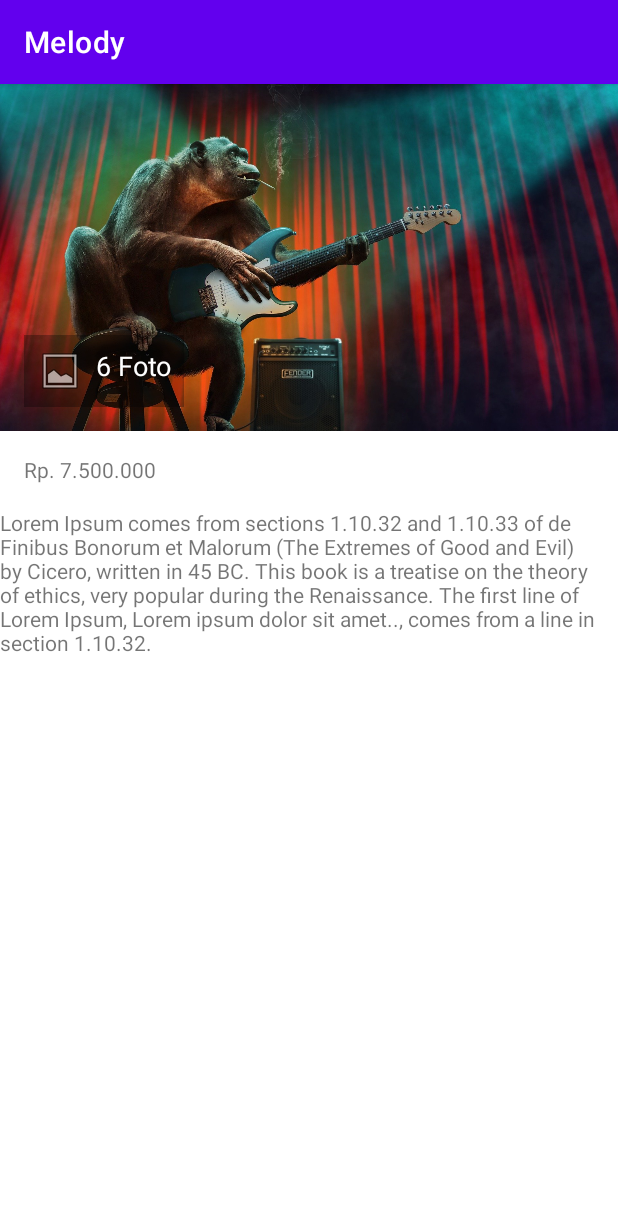
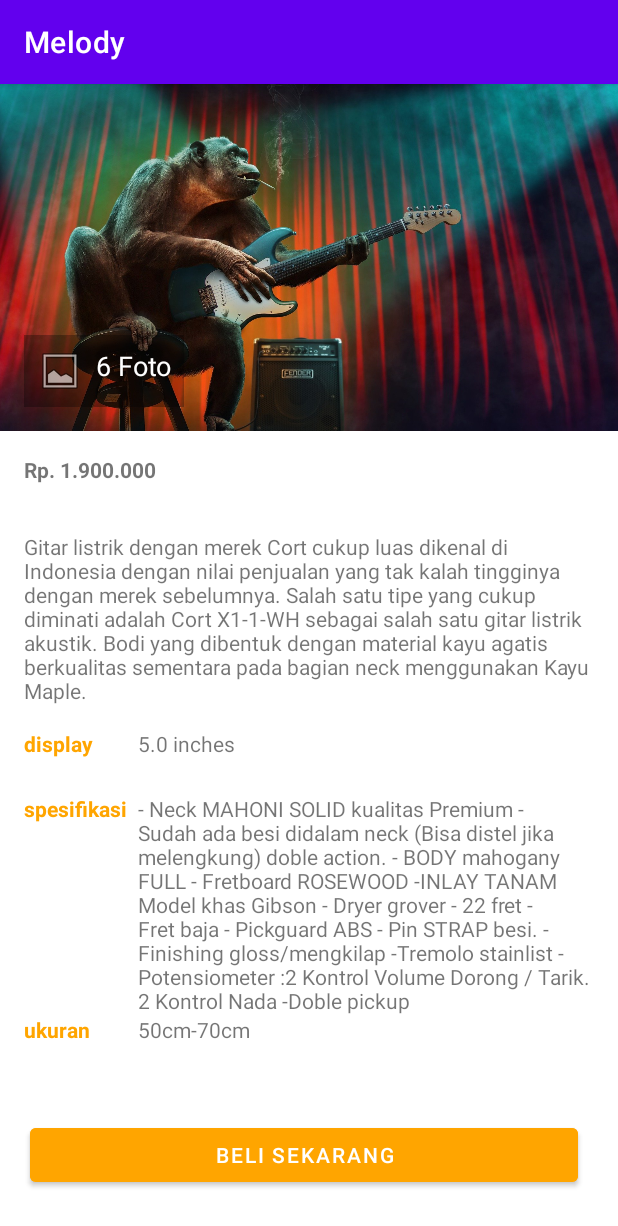
Before and after one commit to rskigus10/MP_project3, an Android app: the screen it shows after launch (MainActivity), on a phone screen of 412 x 824 dp. Shown: the top 1226 px of the screen. Run offline under Robolectric (Android 15) with nearby library versions, the light colour scheme and no system bars.

Commit message:
Android basic layout

```diff
--- a/app/src/main/res/layout/coba_aja.xml
+++ b/app/src/main/res/layout/coba_aja.xml
@@ -1,21 +1,24 @@
 <?xml version="1.0" encoding="utf-8"?>
 <ScrollView xmlns:android="http://schemas.android.com/apk/res/android"
     android:layout_width="match_parent"
-    android:layout_height="match_parent"
-    >
+    android:layout_height="match_parent">
+
     <LinearLayout
         android:layout_width="match_parent"
         android:layout_height="match_parent"
         android:orientation="vertical">
+
         <FrameLayout
             android:layout_width="wrap_content"
             android:layout_height="wrap_content">
+
             <ImageView
                 android:layout_width="match_parent"
                 android:layout_height="wrap_content"
                 android:src="@drawable/musik_p"
                 android:scaleType="fitXY"
-                android:adjustViewBounds="true"/>
+                android:adjustViewBounds="true" />
+
             <TextView
                 android:layout_width="wrap_content"
                 android:layout_height="wrap_content"
@@ -28,18 +31,93 @@
                 android:textColor="@color/white"
                 android:layout_marginBottom="16dp"
                 android:layout_marginStart="16dp"
-                android:layout_gravity="bottom"/>
+                android:layout_gravity="bottom" />
         </FrameLayout>
+
         <TextView
             android:layout_width="match_parent"
             android:layout_height="wrap_content"
             android:layout_margin="16dp"
-            android:text="@string/content_price"
-            />
+            android:textStyle="bold"
+            android:text="@string/content_price" />
+
         <TextView
             android:layout_width="match_parent"
             android:layout_height="wrap_content"
             android:text="@string/content_text"
-            />
+            android:padding="16dp" />
+
+        <LinearLayout
+            android:layout_width="match_parent"
+            android:layout_height="wrap_content"
+            android:paddingLeft="16dp"
+            android:paddingRight="16dp"
+            android:paddingBottom="8dp"
+            android:orientation="horizontal">
+
+            <TextView
+                android:layout_width="match_parent"
+                android:layout_height="wrap_content"
+                android:textStyle="bold"
+                android:textColor="#ffa500"
+                android:text="display"
+                android:layout_weight="4" />
+
+            <TextView
+                android:layout_width="match_parent"
+                android:layout_height="wrap_content"
+                android:text="@string/content_specs_display"
+                android:layout_weight="1" />
+        </LinearLayout>
+
+        <LinearLayout
+            android:layout_width="match_parent"
+            android:layout_height="wrap_content"
+            android:paddingLeft="16dp"
+            android:paddingRight="16dp"
+            android:orientation="horizontal">
+
+            <TextView
+                android:layout_width="match_parent"
+                android:layout_height="wrap_content"
+                android:textStyle="bold"
+                android:textColor="#ffa500"
+                android:text="spesifikasi"
+                android:layout_weight="4" />
+
+            <TextView
+                android:layout_width="match_parent"
+                android:layout_height="wrap_content"
+                android:text="@string/content_specs_spesifik"
+                android:layout_weight="1" />
+        </LinearLayout>
+        <LinearLayout
+            android:layout_width="match_parent"
+            android:layout_height="wrap_content"
+            android:paddingLeft="16dp"
+            android:paddingRight="16dp"
+            android:orientation="horizontal">
+
+            <TextView
+                android:layout_width="match_parent"
+                android:layout_height="wrap_content"
+                android:textStyle="bold"
+                android:textColor="#ffa500"
+                android:text="ukuran"
+                android:layout_weight="4" />
+
+            <TextView
+                android:layout_width="match_parent"
+                android:layout_height="wrap_content"
+                android:text="@string/content_specs_size"
+                android:layout_weight="1" />
+        </LinearLayout>
+        <Button
+            android:layout_width="365dp"
+            android:layout_height="48dp"
+            android:layout_marginTop="50dp"
+            android:layout_marginLeft="20dp"
+            android:text="Beli Sekarang"
+            android:backgroundTint="#ffa500"/>
     </LinearLayout>
 </ScrollView>
--- a/app/src/main/res/values/strings.xml
+++ b/app/src/main/res/values/strings.xml
@@ -1,5 +1,23 @@
 <resources>
     <string name="app_name">Melody</string>
-    <string name="content_text">Lorem Ipsum comes from sections 1.10.32 and 1.10.33 of "de Finibus Bonorum et Malorum" (The Extremes of Good and Evil) by Cicero, written in 45 BC. This book is a treatise on the theory of ethics, very popular during the Renaissance. The first line of Lorem Ipsum, "Lorem ipsum dolor sit amet..", comes from a line in section 1.10.32.</string>
-    <string name="content_price">Rp. 7.500.000</string>
+    <string name="content_text">Gitar listrik dengan merek Cort cukup luas dikenal di Indonesia dengan nilai penjualan yang tak kalah tingginya dengan merek sebelumnya. Salah satu tipe yang cukup diminati adalah Cort X1-1-WH sebagai salah satu gitar listrik akustik. Bodi yang dibentuk dengan material kayu agatis berkualitas sementara pada bagian neck menggunakan Kayu Maple. </string>
+    <string name="content_specs_display">5.0 inches\n </string>
+    <string name="content_specs_size">50cm-70cm</string>
+    <string name="content_specs_spesifik">- Neck MAHONI SOLID kualitas Premium
+- Sudah ada besi didalam neck (Bisa distel jika melengkung) doble action.
+- BODY mahogany FULL
+- Fretboard ROSEWOOD
+-INLAY TANAM Model khas Gibson
+- Dryer grover
+- 22 fret
+- Fret baja
+- Pickguard ABS
+- Pin STRAP besi.
+- Finishing gloss/mengkilap
+-Tremolo stainlist
+- Potensiometer :2 Kontrol Volume Dorong / Tarik.
+2 Kontrol Nada
+-Doble pickup</string>
+    <string name="content_price">Rp. 1.900.000</string>
+
 </resources>
```
